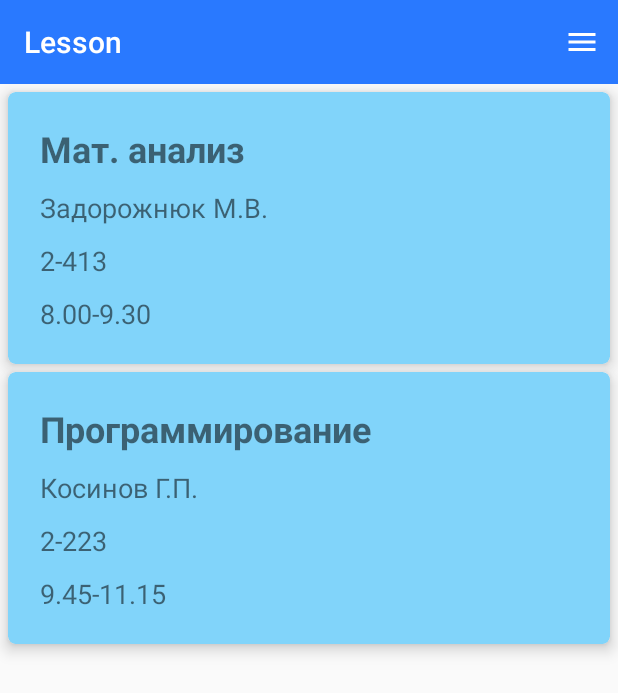
After one commit to akella266/Shedule, an Android app: the LessonActivity screen opened directly, with no data from a screen before it, on a phone screen of 412 x 824 dp. The commit adds this screen. Shown: the top 693 px of the screen. Run offline under Robolectric (Android 15) with nearby library versions, the phone set to English and light mode, and no system bars.

Commit message:
Create second activity with lessons.Will add storage of data, select needed day of week from getting parametres

```diff
--- a/app/build.gradle
+++ b/app/build.gradle
@@ -6,7 +6,7 @@ android {
     defaultConfig {
         applicationId "com.akella266.paspisaniereload"
         minSdkVersion 14
-        targetSdkVersion 21
+        targetSdkVersion 23
         versionCode 1
         versionName "1.0"
         testInstrumentationRunner "android.support.test.runner.AndroidJUnitRunner"
@@ -26,5 +26,7 @@ dependencies {
     })
     compile 'com.android.support:appcompat-v7:25.0.0'
     compile 'com.android.support:design:22.2.0'
+    compile 'com.android.support:recyclerview-v7:23.0.+'
+    compile 'com.android.support:cardview-v7:23.0.+'
     testCompile 'junit:junit:4.12'
 }
--- a/app/src/main/AndroidManifest.xml
+++ b/app/src/main/AndroidManifest.xml
@@ -3,7 +3,7 @@
 
     <uses-sdk
         android:minSdkVersion="14"
-        android:targetSdkVersion="21"/>
+        android:targetSdkVersion="23"/>
 
     <application
         android:allowBackup="true"
@@ -13,11 +13,16 @@
         android:theme="@style/AppTheme">
 
         <activity android:name=".MainActivity">
-           <intent-filter>
-               <action android:name="android.intent.action.MAIN"/>
-               <category android:name="android.intent.category.LAUNCHER"/>
-           </intent-filter>
+            <intent-filter>
+                <action android:name="android.intent.action.MAIN"/>
+                <category android:name="android.intent.category.LAUNCHER"/>
+            </intent-filter>
+        </activity>
 
+        <activity android:name=".LessonActivity">
+            <intent-filter>
+                <action android:name="android.intent.action.VIEW"/>
+            </intent-filter>
         </activity>
 
     </application>
--- /dev/null
+++ b/app/src/main/java/com/akella266/paspisaniereload/LessonActivity.java
@@ -0,0 +1,57 @@
+package com.akella266.paspisaniereload;
+
+import android.app.Activity;
+import android.os.Bundle;
+import android.support.v7.widget.LinearLayoutManager;
+import android.support.v7.widget.RecyclerView;
+import android.support.v7.widget.Toolbar;
+import android.view.MenuItem;
+
+import java.util.ArrayList;
+
+/**
+ * Created by Akella266 on 06.01.2017.
+ */
+
+public class LessonActivity extends Activity {
+
+    Toolbar toolbar;
+    RecyclerView rvList;
+    ArrayList<LessonInfo> lessons;
+
+    @Override
+    protected void onCreate(Bundle savedInstanceState) {
+        super.onCreate(savedInstanceState);
+        setContentView(R.layout.activity_lesson);
+
+        initToolBar();
+        initRecycler();
+    }
+
+    private void initToolBar() {
+        toolbar = (Toolbar) findViewById(R.id.toolbar);
+        toolbar.setTitle("Lesson");
+        toolbar.setTitleTextColor(getResources().getColor(R.color.toolBar_titleColor));
+        toolbar.setOnMenuItemClickListener(new Toolbar.OnMenuItemClickListener() {
+            @Override
+            public boolean onMenuItemClick(MenuItem item) {
+                return false;
+            }
+        });
+        toolbar.inflateMenu(R.menu.menu);
+    }
+
+    private void initRecycler(){
+        rvList = (RecyclerView)findViewById(R.id.rvLList);
+        rvList.setHasFixedSize(true);
+        RecyclerView.LayoutManager layoutManager = new LinearLayoutManager(getApplicationContext());
+        rvList.setLayoutManager(layoutManager);
+        lessons = new ArrayList<>();
+        lessons.add(new LessonInfo("Мат. анализ", "Задорожнюк М.В.", "2-413", "8.00-9.30"));
+        lessons.add(new LessonInfo("Программирование", "Косинов Г.П.", "2-223", "9.45-11.15"));
+
+        RecyclerView.Adapter adapter = new RecyclerAdapter(lessons);
+        rvList.setAdapter(adapter);
+    }
+
+}
--- /dev/null
+++ b/app/src/main/java/com/akella266/paspisaniereload/LessonInfo.java
@@ -0,0 +1,55 @@
+package com.akella266.paspisaniereload;
+
+/**
+ * Created by Akella266 on 06.01.2017.
+ */
+
+public class LessonInfo {
+
+    private String lesson;
+    private String prof;
+    private String room;
+    private String time;
+
+    public LessonInfo() {
+    }
+
+    public LessonInfo(String lesson, String prof, String room, String time) {
+        this.lesson = lesson;
+        this.prof = prof;
+        this.room = room;
+        this.time = time;
+    }
+
+    public String getLesson() {
+        return lesson;
+    }
+
+    public void setLesson(String lesson) {
+        this.lesson = lesson;
+    }
+
+    public String getProf() {
+        return prof;
+    }
+
+    public void setProf(String prof) {
+        this.prof = prof;
+    }
+
+    public String getRoom() {
+        return room;
+    }
+
+    public void setRoom(String room) {
+        this.room = room;
+    }
+
+    public String getTime() {
+        return time;
+    }
+
+    public void setTime(String time) {
+        this.time = time;
+    }
+}
--- a/app/src/main/java/com/akella266/paspisaniereload/MainActivity.java
+++ b/app/src/main/java/com/akella266/paspisaniereload/MainActivity.java
@@ -1,6 +1,6 @@
 package com.akella266.paspisaniereload;
 
-import android.support.design.widget.Snackbar;
+import android.content.Intent;
 import android.support.v7.widget.Toolbar;
 import android.app.Activity;
 import android.os.Bundle;
@@ -9,11 +9,10 @@ import android.view.View;
 import android.widget.AdapterView;
 import android.widget.ArrayAdapter;
 import android.widget.GridView;
-import android.widget.Toast;
 
-public class MainActivity extends Activity {
+public class MainActivity extends Activity implements AdapterView.OnItemClickListener {
 
-    String[] week = {"Monday", "Tuesday", "Wednesday", "Thursday", "Friday", "Saturday"};
+    String[] week = {"Понедельник", "Вторник", "Среда", "Четверг", "Пятница", "Суббота"};
     Toolbar toolbar;
     GridView gvMain;
     //GridAdapter adapter;
@@ -35,12 +34,7 @@ public class MainActivity extends Activity {
         gvMain.setColumnWidth(400);
         gvMain.setVerticalSpacing(32);
         gvMain.setHorizontalSpacing(32);
-        gvMain.setOnItemClickListener(new AdapterView.OnItemClickListener() {
-            @Override
-            public void onItemClick(AdapterView<?> adapterView, View view, int i, long l) {
-                Snackbar.make(view, "Was Clicked " + week[+i], Snackbar.LENGTH_LONG).show();
-            }
-        });
+        gvMain.setOnItemClickListener(this);
     }
 
     private void initToolBar(){
@@ -55,4 +49,9 @@ public class MainActivity extends Activity {
         });
         toolbar.inflateMenu(R.menu.menu);
     }
+
+    @Override
+    public void onItemClick(AdapterView<?> adapterView, View view, int i, long l) {
+        startActivity(new Intent(this,LessonActivity.class));
+    }
 }
--- /dev/null
+++ b/app/src/main/java/com/akella266/paspisaniereload/RecyclerAdapter.java
@@ -0,0 +1,36 @@
+package com.akella266.paspisaniereload;
+
+import android.support.v7.widget.RecyclerView;
+import android.view.LayoutInflater;
+import android.view.View;
+import android.view.ViewGroup;
+
+import java.util.ArrayList;
+
+public class RecyclerAdapter extends RecyclerView.Adapter<ViewHolder> {
+
+    private ArrayList<LessonInfo> lessons;
+
+    public RecyclerAdapter(ArrayList<LessonInfo> lessons) {
+        this.lessons = lessons;
+    }
+
+    @Override
+    public ViewHolder onCreateViewHolder(ViewGroup parent, int viewType) {
+        View view = LayoutInflater.from(parent.getContext()).inflate(R.layout.card_lesson, parent, false);
+        return new ViewHolder(view);
+    }
+
+    @Override
+    public void onBindViewHolder(ViewHolder holder, int position) {
+        holder.getTvLesson().setText(lessons.get(position).getLesson());
+        holder.getTvProf().setText(lessons.get(position).getProf());
+        holder.getTvRoom().setText(lessons.get(position).getRoom());
+        holder.getTvTime().setText(lessons.get(position).getTime());
+    }
+
+    @Override
+    public int getItemCount() {
+        return lessons.size();
+    }
+}
--- /dev/null
+++ b/app/src/main/java/com/akella266/paspisaniereload/ViewHolder.java
@@ -0,0 +1,42 @@
+package com.akella266.paspisaniereload;
+
+import android.support.v7.widget.RecyclerView;
+import android.view.View;
+import android.widget.TextView;
+
+/**
+ * Created by Akella266 on 06.01.2017.
+ */
+
+public class ViewHolder extends RecyclerView.ViewHolder {
+
+    private TextView tvLesson;
+    private TextView tvProf;
+    private TextView tvRoom;
+    private TextView tvTime;
+
+    public TextView getTvLesson() {
+        return tvLesson;
+    }
+
+    public TextView getTvProf() {
+        return tvProf;
+    }
+
+    public TextView getTvRoom() {
+        return tvRoom;
+    }
+
+    public TextView getTvTime() {
+        return tvTime;
+    }
+
+    public ViewHolder(View itemView) {
+        super(itemView);
+
+        tvLesson = (TextView)itemView.findViewById(R.id.tvNameLesson);
+        tvProf = (TextView)itemView.findViewById(R.id.tvProf);
+        tvRoom = (TextView)itemView.findViewById(R.id.tvRoom);
+        tvTime = (TextView)itemView.findViewById(R.id.tvTime);
+    }
+}
--- /dev/null
+++ b/app/src/main/res/layout/activity_lesson.xml
@@ -0,0 +1,20 @@
+<?xml version="1.0" encoding="utf-8"?>
+<LinearLayout xmlns:android="http://schemas.android.com/apk/res/android"
+    xmlns:tools="http://schemas.android.com/tools"
+    android:orientation="vertical"
+    android:layout_width="match_parent"
+    android:layout_height="match_parent"
+    tools:context=".LessonActivity">
+
+    <include android:id="@+id/toolbar"
+        layout="@layout/tool_bar"/>
+
+    <android.support.v7.widget.RecyclerView
+        android:id="@+id/rvLList"
+        android:scrollbars="vertical"
+        android:layout_height="match_parent"
+        android:layout_width="match_parent"
+        />
+
+
+</LinearLayout>
--- /dev/null
+++ b/app/src/main/res/layout/card_lesson.xml
@@ -0,0 +1,65 @@
+<?xml version="1.0" encoding="utf-8"?>
+<android.support.v7.widget.CardView
+    xmlns:card_view="http://schemas.android.com/apk/res-auto"
+    xmlns:android="http://schemas.android.com/apk/res/android"
+    xmlns:tools="http://schemas.android.com/tools"
+    android:orientation="vertical"
+    android:layout_width="match_parent"
+    android:layout_height="wrap_content"
+    android:id="@+id/cardLesson"
+    android:layout_marginTop="5dp"
+    android:layout_marginLeft="5dp"
+    android:layout_marginRight="5dp"
+    card_view:cardCornerRadius="5dp"
+    card_view:cardElevation="6dp"
+    card_view:cardBackgroundColor="@color/btnInMain">
+
+    <LinearLayout
+        android:layout_width="wrap_content"
+        android:layout_height="wrap_content"
+        android:orientation="vertical"
+        android:padding="16dp">
+    <TextView
+        android:id="@+id/tvNameLesson"
+        android:layout_width="wrap_content"
+        android:layout_height="wrap_content"
+        android:layout_gravity="left"
+        android:layout_margin="5dp"
+        android:textSize="24sp"
+        android:textStyle="bold"
+        tools:text="МатАнализ"/>
+
+    <TextView
+        android:id="@+id/tvProf"
+        android:layout_width="wrap_content"
+        android:layout_height="wrap_content"
+        android:layout_gravity="left"
+        android:layout_margin="5dp"
+        android:textSize="18sp"
+        tools:text="Задорожнюк М.В."
+        />
+
+    <TextView
+        android:id="@+id/tvRoom"
+        android:layout_width="wrap_content"
+        android:layout_height="wrap_content"
+        android:layout_gravity="left"
+        android:layout_margin="5dp"
+        android:textSize="18sp"
+        tools:text="2-413"
+        />
+
+    <TextView
+        android:id="@+id/tvTime"
+        android:layout_width="wrap_content"
+        android:layout_height="wrap_content"
+        android:layout_gravity="left"
+        android:layout_margin="5dp"
+        android:textSize="18sp"
+        tools:text="8.00-9.30"
+        />
+    </LinearLayout>
+
+
+
+</android.support.v7.widget.CardView>
--- a/app/src/main/res/values/strings.xml
+++ b/app/src/main/res/values/strings.xml
@@ -1,10 +1,10 @@
 <resources>
-    <string name="app_name">PaspisanieReloadBeta</string>
-    <string name="toolBar_option">Exit</string>
-    <string name="sunday">Sunday</string>
-    <string name="tuesday">Tuesday</string>
-    <string name="wednesday">Wednesday</string>
-    <string name="thursday">Thursday</string>
-    <string name="friday">Friday</string>
-    <string name="saturday">Saturday</string>
+    <string name="app_name">РасписаниеBeta</string>
+    <string name="toolBar_option">Выход</string>
+    <string name="sunday">Понедельник</string>
+    <string name="tuesday">Вторник</string>
+    <string name="wednesday">Среда</string>
+    <string name="thursday">Четверг</string>
+    <string name="friday">Пятница</string>
+    <string name="saturday">Суббота</string>
 </resources>
```
